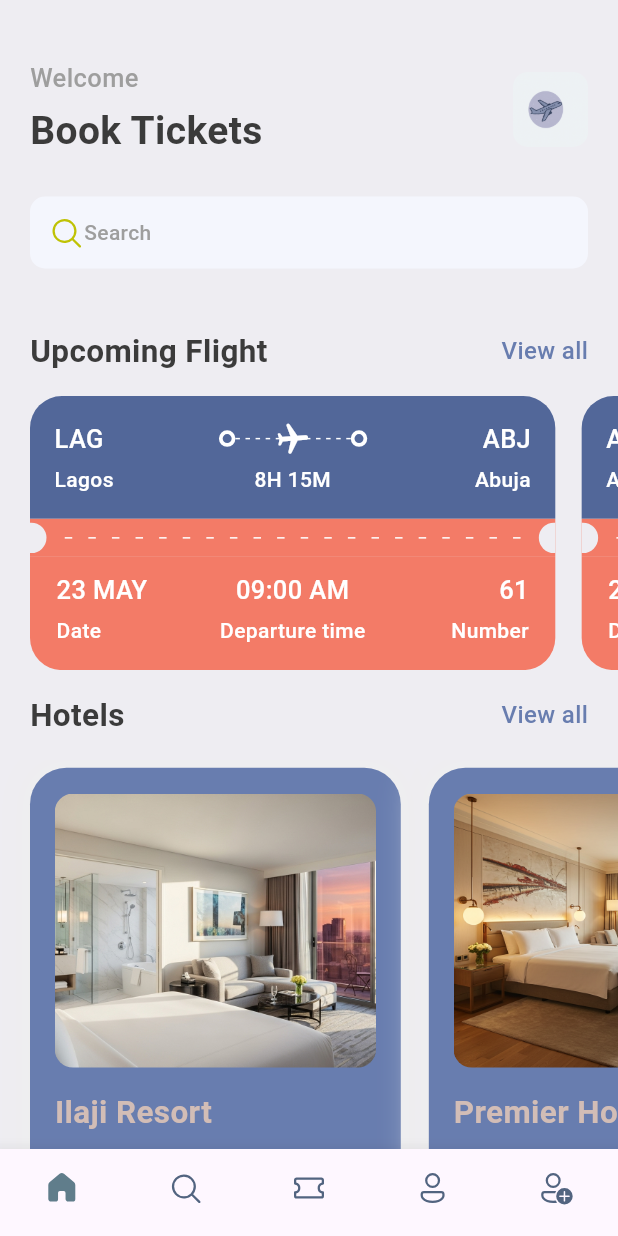
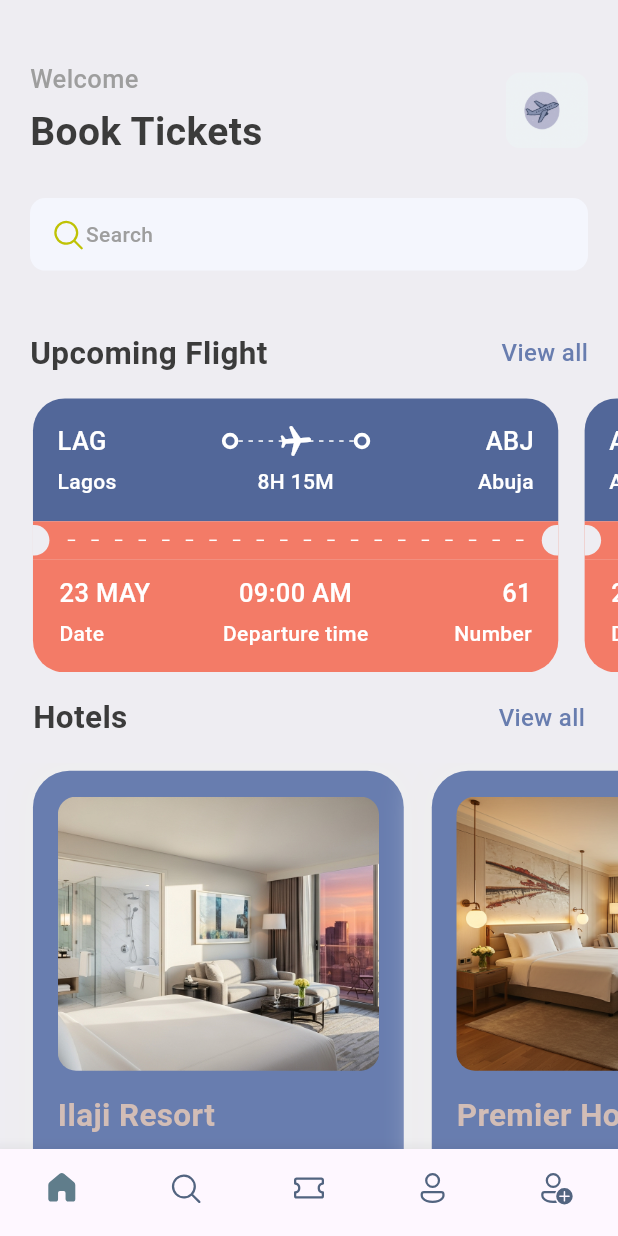
Before and after one commit to adedeni/flightBookingApp, a Flutter app: the screen it shows after launch, on a phone screen of 412 x 824 dp. Run offline on Flutter 3.47's test engine with Material 3 defaults, Android fonts, the light colour scheme and no system bars; our stand-ins replace fluentui_icons, gap.

Commit message:
worked on the layout dynamism of the rest of the pages

```diff
--- a/lib/screens/bottom_bar.dart
+++ b/lib/screens/bottom_bar.dart
@@ -2,6 +2,7 @@ import 'package:flightbookingapp/screens/home_screen.dart';
 import 'package:flightbookingapp/screens/profile_screen.dart';
 import 'package:flightbookingapp/screens/search_screen.dart';
 import 'package:flightbookingapp/screens/ticket_screen.dart';
+import 'package:flightbookingapp/utils/app_layout.dart';
 import 'package:fluentui_icons/fluentui_icons.dart';
 import 'package:flutter/material.dart';
 
@@ -68,7 +69,7 @@ class _BottomBarState extends State<BottomBar> {
         showUnselectedLabels: false,
         selectedItemColor: Colors.blueGrey,
         unselectedItemColor: const Color(0xFF526480),
-        elevation: 10,
+        elevation: AppLayout.getHeight(context, 10),
         onTap: _onItemTapped,
         type: BottomNavigationBarType.fixed,
       ),
--- a/lib/screens/home_screen.dart
+++ b/lib/screens/home_screen.dart
@@ -1,6 +1,7 @@
 import 'package:flightbookingapp/screens/hotel_screen.dart';
 import 'package:flightbookingapp/screens/ticket_view.dart';
 import 'package:flightbookingapp/utils/app_info_list.dart';
+import 'package:flightbookingapp/utils/app_layout.dart';
 import 'package:flightbookingapp/utils/styles.dart';
 import 'package:flightbookingapp/widgets/double_header_text.dart';
 import 'package:fluentui_icons/fluentui_icons.dart';
@@ -20,7 +21,7 @@ class HomeScreen extends StatelessWidget {
             padding: EdgeInsets.symmetric(horizontal: 20),
             child: Column(
              children: [
-              Gap(40),
+              Gap(AppLayout.getHeight(context, 40)),
               Row(
                 mainAxisAlignment: MainAxisAlignment.spaceBetween,
                 children: [
@@ -30,7 +31,7 @@ class HomeScreen extends StatelessWidget {
                        Text(
                     "Welcome", style: Styles.headLineStyle3,
                     ),
-                    Gap(5),
+                    Gap(AppLayout.getHeight(context, 5)),
                      Text(
                     "Book Tickets" , style: Styles.headLineStyle1,
                     ),
@@ -38,10 +39,10 @@ class HomeScreen extends StatelessWidget {
 
                    ),
                    Container(
-                    width: 50,
-                    height: 50,
+                    width: AppLayout.getWidth(context, 50),
+                    height: AppLayout.getHeight(context, 50),
                     decoration: BoxDecoration(
-                      borderRadius: BorderRadius.circular(10),
+                      borderRadius: BorderRadius.circular(AppLayout.getHeight(context, 10)),
                       image: DecorationImage(
                         fit: BoxFit.cover,
                         image: AssetImage(
@@ -52,13 +53,13 @@ class HomeScreen extends StatelessWidget {
                    )
                 ],
               ),
-              Gap(25),
+              Gap(AppLayout.getHeight(context, 25)),
               Container(
                 decoration: BoxDecoration(
-                  borderRadius: BorderRadius.circular(10),
+                  borderRadius: BorderRadius.circular(AppLayout.getHeight(context, 10)),
                   color: Color(0xFFF4F6FD)
                 ),
-                padding: EdgeInsets.symmetric(horizontal: 12, vertical: 12),
+                padding: EdgeInsets.symmetric(horizontal: AppLayout.getWidth(context, 12), vertical: AppLayout.getHeight(context, 12)),
                 child: Row(
                   children: [
                     Icon(FluentSystemIcons.ic_fluent_search_regular, color: Color(0Xffbfc205)),
@@ -74,28 +75,28 @@ class HomeScreen extends StatelessWidget {
              ],
             ),
           ),
-          Gap(15),
+          Gap(AppLayout.getHeight(context, 15)),
           SingleChildScrollView(
             scrollDirection: Axis.horizontal,
-            padding: EdgeInsets.only(left: 20),
+            padding: EdgeInsets.only(left: AppLayout.getWidth(context, 20)),
             child: Row(
               children: ticketList.map((singleTicket) => TicketView(ticket: singleTicket)).toList(),
             ) ,
           ),
-          Gap(15),
+          Gap(AppLayout.getHeight(context, 15)),
           Container(
-            padding: EdgeInsets.symmetric(horizontal: 20),
+            padding: EdgeInsets.symmetric(horizontal: AppLayout.getWidth(context, 20)),
             child:DoubleHeaderText(bigText: "Hotels", smallText: "View all",),
           ),
-          Gap(15),
+          Gap(AppLayout.getHeight(context, 15)),
           SingleChildScrollView(
              scrollDirection: Axis.horizontal,
-            padding: EdgeInsets.only(left: 20),
+            padding: EdgeInsets.only(left: AppLayout.getWidth(context, 20)),
            child: Row(
               children: hotelList.map((singleHotel) => HotelScreen(hotel: singleHotel)).toList()
              )
             ),
-            Gap(10)
+            Gap(AppLayout.getHeight(context, 10))
         ],
       )
     );
```
